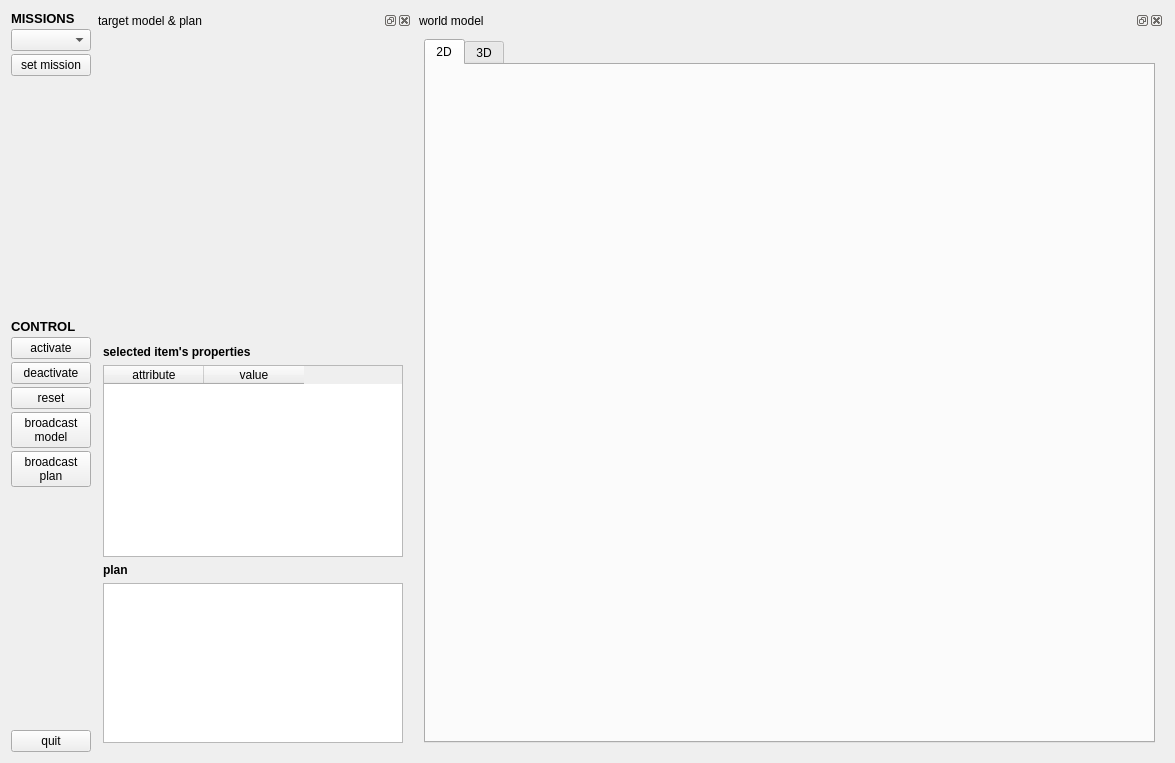
This is components/missionAgent/src/guiDlg.ui in robocomp/robocomp-shelly as Qt 5 draws it before an edit. The edited form follows.
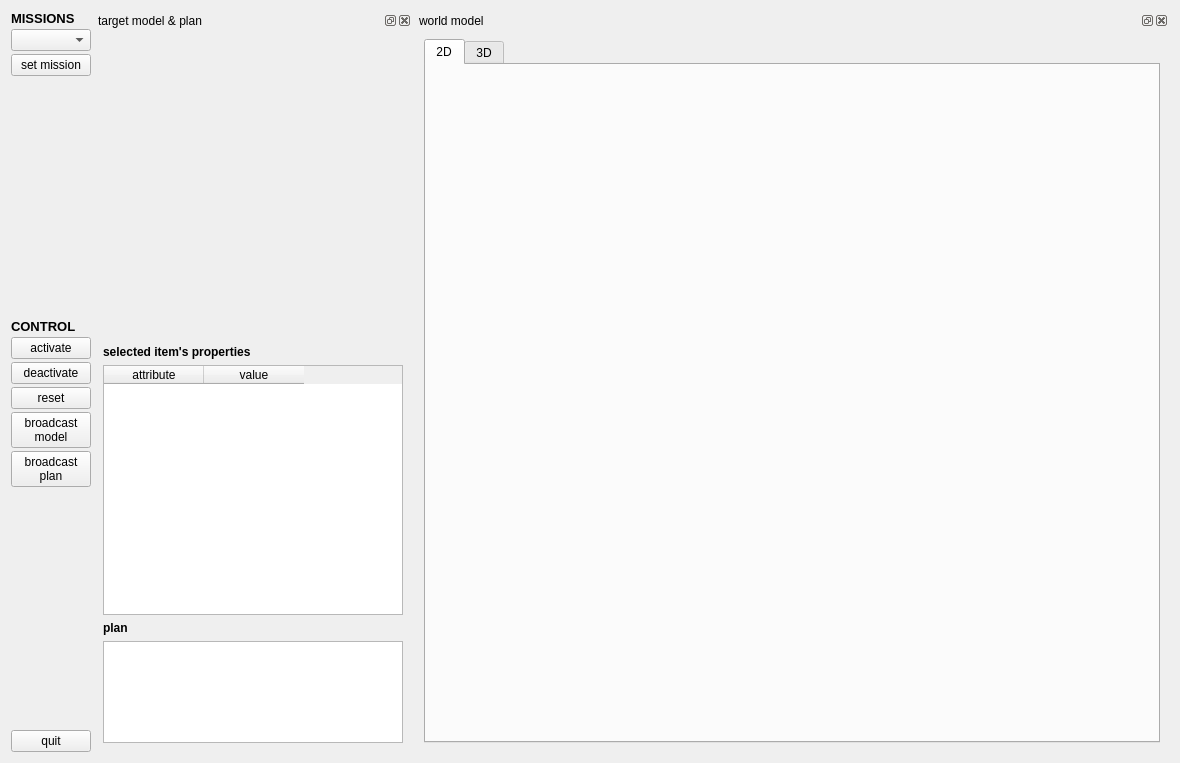
This is the edited form.

Commit message: I have increased the vertical space for "selected item's properties" to show properly the attributes of the link.

Patch:
```diff
--- a/components/missionAgent/src/guiDlg.ui
+++ b/components/missionAgent/src/guiDlg.ui
@@ -6,7 +6,7 @@
    <rect>
     <x>0</x>
     <y>0</y>
-    <width>1175</width>
+    <width>1180</width>
     <height>761</height>
    </rect>
   </property>
@@ -186,6 +186,12 @@
              <verstretch>2</verstretch>
             </sizepolicy>
            </property>
+           <property name="minimumSize">
+            <size>
+             <width>300</width>
+             <height>250</height>
+            </size>
+           </property>
            <property name="maximumSize">
             <size>
              <width>1000</width>
```
